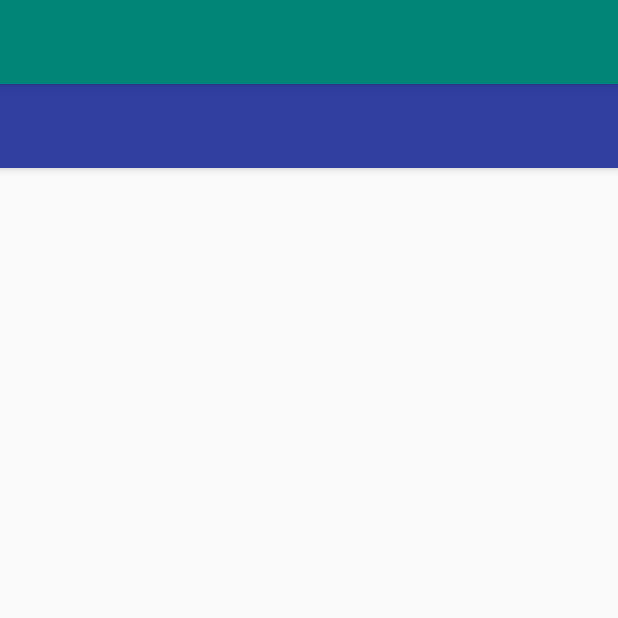
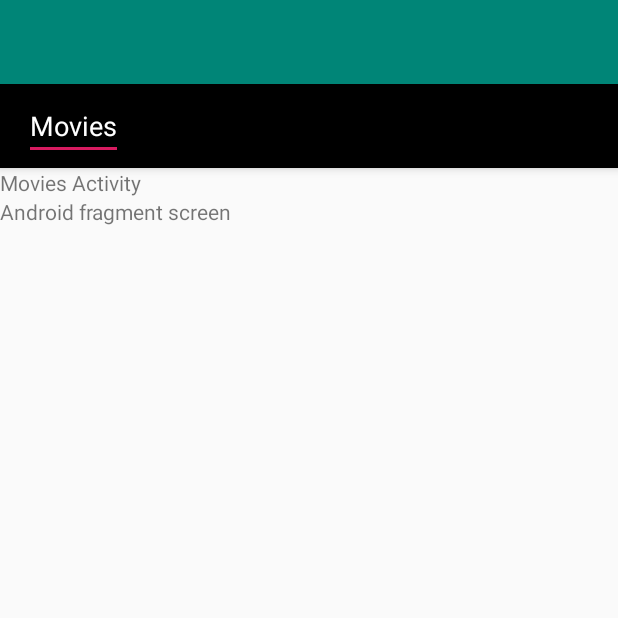
Before and after one commit to jorgelerma/ProjectOne, an Android app: the screen it shows after launch (MoviesActivity), on a phone screen of 412 x 824 dp, the top half of it. Run offline under Robolectric (Android 15) with nearby library versions, the phone set to English and light mode, and no system bars.

Commit message:
Adds fragment that displays movie screens

```diff
--- a/app/src/main/java/com/infos/root/projectone/movies/presentation/view/MoviesActivity.kt
+++ b/app/src/main/java/com/infos/root/projectone/movies/presentation/view/MoviesActivity.kt
@@ -3,7 +3,7 @@ package com.infos.root.projectone.movies.presentation.view
 import android.os.Bundle
 import android.support.v7.app.AppCompatActivity
 import com.infos.root.projectone.R
-
+import com.infos.root.projectone.movies.presentation.view.fragments.MovieScreenFragment
 
 
 class MoviesActivity : AppCompatActivity() {
@@ -11,5 +11,12 @@ class MoviesActivity : AppCompatActivity() {
     override fun onCreate(savedInstanceState: Bundle?) {
         super.onCreate(savedInstanceState)
         setContentView(R.layout.activity_movies)
+
+        if (savedInstanceState == null) {
+            supportFragmentManager
+                .beginTransaction()
+                .add(R.id.movies_fragment, MovieScreenFragment.newInstance(), "rageComicList")
+                .commit()
+        }
     }
 }
--- /dev/null
+++ b/app/src/main/java/com/infos/root/projectone/movies/presentation/view/fragments/MovieScreenFragment.kt
@@ -0,0 +1,25 @@
+package com.infos.root.projectone.movies.presentation.view.fragments
+
+import android.os.Bundle
+import android.support.v4.app.Fragment
+import android.view.LayoutInflater
+import android.view.View
+import android.view.ViewGroup
+import com.infos.root.projectone.R
+
+
+class MovieScreenFragment : Fragment() {
+
+    companion object {
+
+        fun newInstance(): MovieScreenFragment {
+            return MovieScreenFragment()
+        }
+    }
+
+    override fun onCreateView(inflater: LayoutInflater, container: ViewGroup?,
+                              savedInstanceState: Bundle?): View? {
+        return inflater?.inflate(R.layout.fragment_movie_screen, container, false)
+    }
+
+}
--- a/app/src/main/res/layout/activity_movies.xml
+++ b/app/src/main/res/layout/activity_movies.xml
@@ -1,22 +1,42 @@
 <?xml version="1.0" encoding="utf-8"?>
-<android.support.constraint.ConstraintLayout
+<LinearLayout
         xmlns:android="http://schemas.android.com/apk/res/android"
-        xmlns:app="http://schemas.android.com/apk/res-auto" android:layout_width="match_parent"
-        android:layout_height="match_parent">
+        xmlns:app="http://schemas.android.com/apk/res-auto"
+        android:layout_width="match_parent"
+        android:layout_height="match_parent"
+        android:orientation="vertical"
+        >
 
     <android.support.v7.widget.Toolbar
             android:id="@+id/my_toolbar"
             android:layout_width="match_parent"
             android:layout_height="?attr/actionBarSize"
             style="@style/HeaderBar"
-            app:theme="@style/AppTheme"
-            android:elevation="4dp"
-    />
+            app:theme="@style/HeaderBar"
+            android:elevation="4dp">
+
+        <EditText
+                android:layout_width="wrap_content"
+                android:layout_height="wrap_content"
+                android:text="Movies"
+                android:textColor="@android:color/white"
+        />
+
+    </android.support.v7.widget.Toolbar>
+
 
     <TextView
             android:layout_width="wrap_content"
             android:layout_height="wrap_content"
             android:text="Movies Activity"
-            app:layout_constraintTop_toTopOf="parent" app:layout_constraintStart_toStartOf="parent"/>
+            />
 
-</android.support.constraint.ConstraintLayout>
+
+    <FrameLayout
+            android:id="@+id/movies_fragment"
+            android:layout_width="match_parent" android:layout_height="wrap_content">
+
+    </FrameLayout>
+
+
+</LinearLayout>
--- /dev/null
+++ b/app/src/main/res/layout/fragment_movie_screen.xml
@@ -0,0 +1,13 @@
+<?xml version="1.0" encoding="utf-8"?>
+<LinearLayout
+        xmlns:android="http://schemas.android.com/apk/res/android"
+        android:layout_width="match_parent"
+        android:layout_height="match_parent">
+
+    <TextView
+            android:layout_width="wrap_content"
+            android:layout_height="wrap_content"
+            android:text="Android fragment screen"
+    />
+
+</LinearLayout>
--- a/app/src/main/res/values/styles.xml
+++ b/app/src/main/res/values/styles.xml
@@ -13,7 +13,7 @@
     </style>
 
     <style name="HeaderBar">
-        <item name="android:background">#303F9F</item>
+        <item name="android:background">#000000</item>
     </style>
 
 </resources>
```
Also changed, not shown: app/src/main/res/drawable-v24/baseline-android-24px.svg (deleted).
